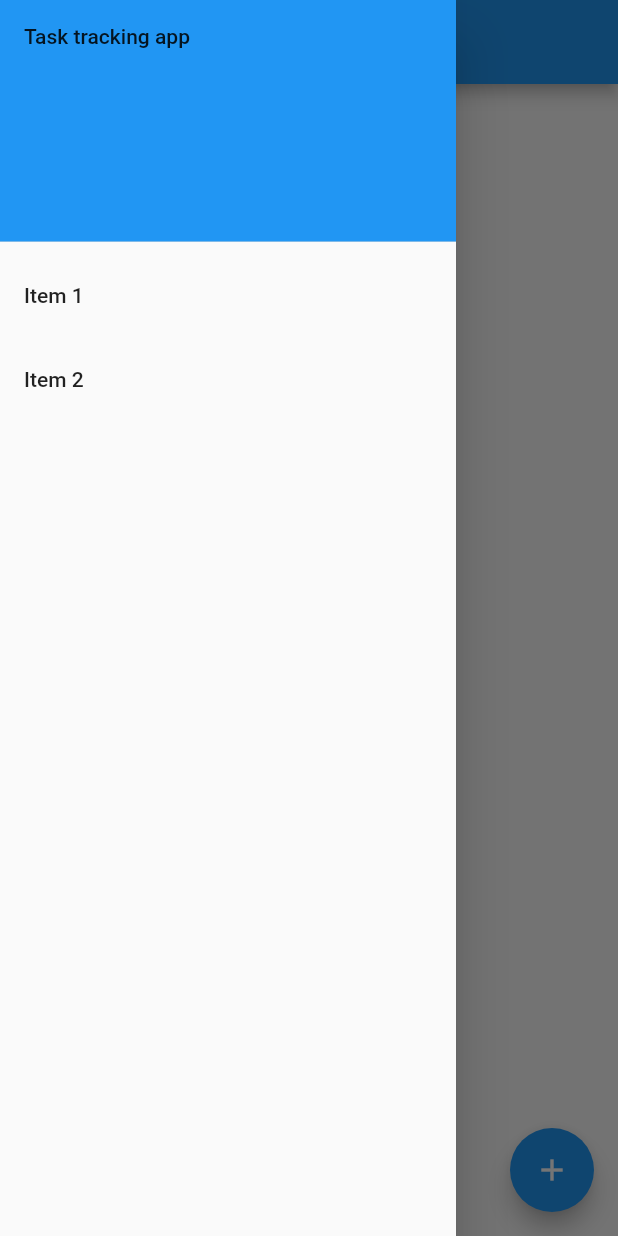
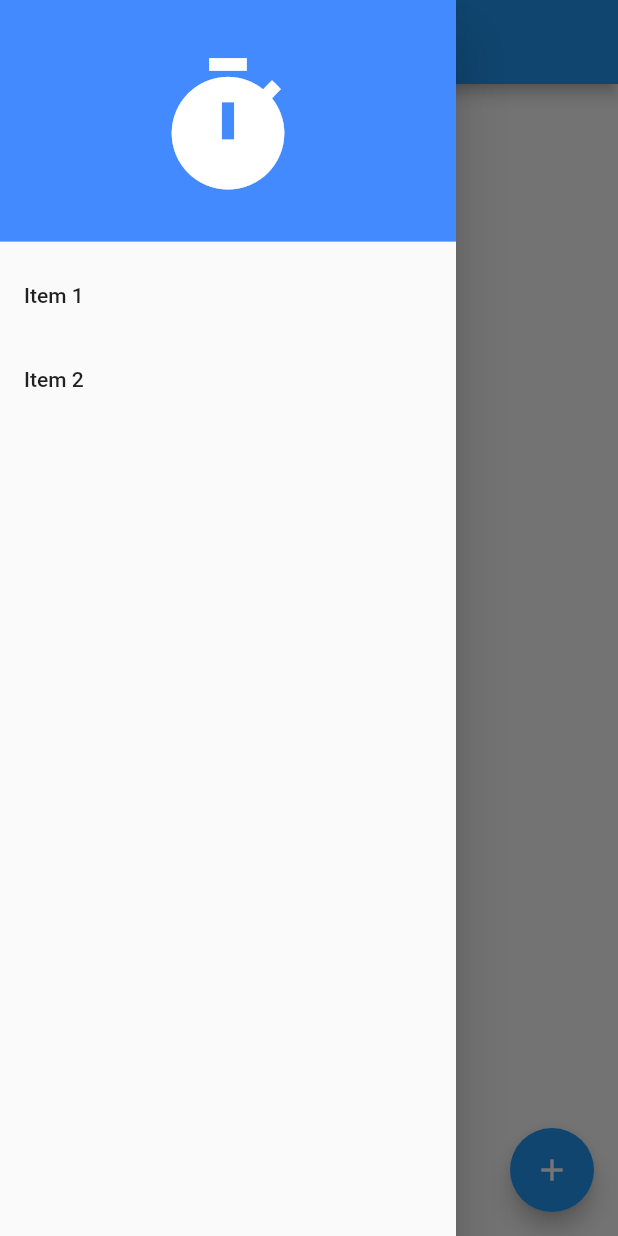
Before and after one commit to haxcode/task_tracking_app, a Flutter app: the screen it shows after launch, with the side drawer open, on a phone screen of 412 x 824 dp. Run offline on Flutter 3.47's test engine with Material 2 defaults, Android fonts, the phone set to English and light mode, and no system bars; our stand-ins replace sqflite; accounts and stored records are empty.

Commit message:
Add icon to view

```diff
--- a/lib/src/app/view/main_view.dart
+++ b/lib/src/app/view/main_view.dart
@@ -1,9 +1,9 @@
 import 'package:flutter/material.dart';
 import 'package:task_tracking_app/src/app/view/todo_list.dart';
 
-
 class MainView extends StatelessWidget {
   final String title;
+
   const MainView({Key key, this.title}) : super(key: key);
 
   @override
@@ -16,10 +16,13 @@ class MainView extends StatelessWidget {
           padding: EdgeInsets.zero,
           children: <Widget>[
             DrawerHeader(
-              child: Text(title),
+              child: Icon(
+                Icons.timer,
+                color: Colors.white,
+                size: 100,
+              ),
               decoration: BoxDecoration(
-                color: Colors.blue,
-              ),
+                  shape: BoxShape.rectangle, color: Colors.blueAccent),
             ),
             ListTile(
               title: Text('Item 1'),
@@ -41,11 +44,7 @@ class MainView extends StatelessWidget {
             ),
           ],
         ),
-
       ),
-
     );
-
   }
-
 }
```
